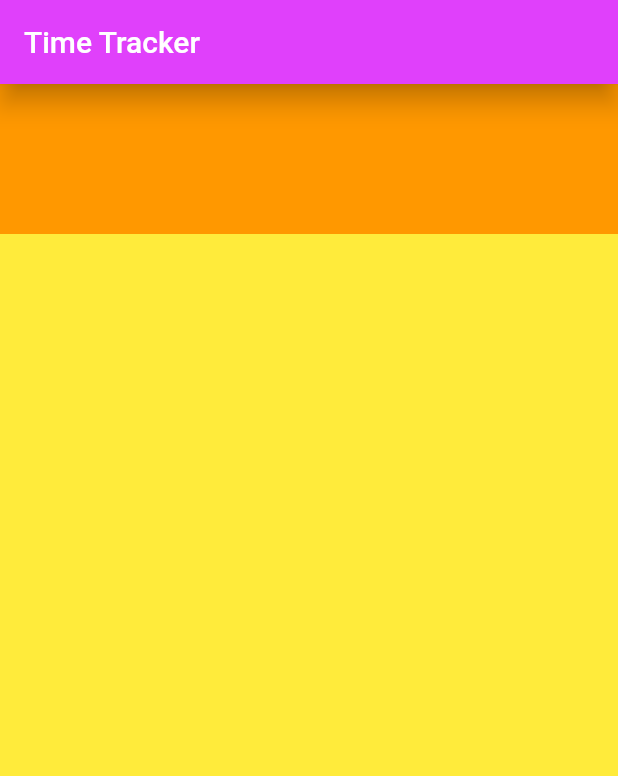
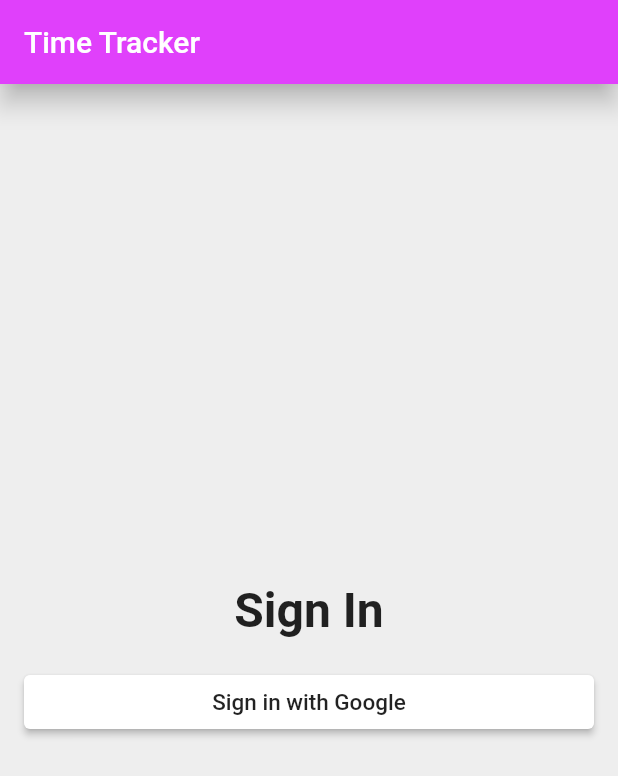
Before and after one commit to Code4Blessings/flutterfire_time_tracker_app, a Flutter app: the screen it shows after launch, on a phone screen of 412 x 824 dp. Shown: the top 776 px of the screen. Run offline on Flutter 3.47's test engine with Material 2 defaults, Android fonts, the phone set to English and light mode, and no system bars; missing offline and left inert: dart:ffi.

Commit message:
Created reusable button widgets

```diff
--- a/lib/app/sign_in/sign_in_page.dart
+++ b/lib/app/sign_in/sign_in_page.dart
@@ -1,4 +1,5 @@
 import 'package:flutter/material.dart';
+import 'package:flutterfire_time_tracker_app/common_widgets/custom_raised_button.dart';
 
 class SignInPage extends StatelessWidget {
   @override
@@ -8,17 +9,41 @@ class SignInPage extends StatelessWidget {
         title: Text('Time Tracker'),
         elevation: 7.0,
       ),
-      body: Container(
-        color: Colors.yellow,
-        child: Column(
-          crossAxisAlignment: CrossAxisAlignment.stretch,
-          children: <Widget>[
-            Container(
-              color: Colors.orange,
-              child: SizedBox(height: 100),
+      body: _buildContent(),
+      backgroundColor: Colors.grey[200],
+    );
+  }
+
+  Widget _buildContent() {
+    return Padding(
+      padding: EdgeInsets.all(16.0),
+      child: Column(
+        mainAxisAlignment: MainAxisAlignment.center,
+        crossAxisAlignment: CrossAxisAlignment.stretch,
+        children: <Widget>[
+          Text(
+            'Sign In',
+            textAlign: TextAlign.center,
+            style: TextStyle(
+              fontSize: 32.0,
+              fontWeight: FontWeight.w600,
             ),
-          ],
-        ),
+          ),
+          SizedBox(height: 8.0),
+          SizedBox(height: 10),
+          CustomRaisedButton(
+            child: Text(
+              'Sign in with Google',
+              style: TextStyle(
+                color: Colors.black87,
+                fontSize: 15.0,
+              ),
+            ),
+            color: Colors.white,
+            borderRadius: 4.0,
+            onPressed: () {},
+          )
+        ],
       ),
     );
   }
--- /dev/null
+++ b/lib/common_widgets/custom_raised_button.dart
@@ -0,0 +1,26 @@
+import 'dart:ffi';
+
+import 'package:flutter/material.dart';
+
+class CustomRaisedButton extends StatelessWidget {
+  final Widget child;
+  final Color color;
+  final double borderRadius;
+  final VoidCallback onPressed;
+
+  const CustomRaisedButton(
+      {this.color, this.borderRadius, this.onPressed, this.child});
+
+  @override
+  Widget build(BuildContext context) {
+    return RaisedButton(
+      child: child,
+      color: color,
+      shape: RoundedRectangleBorder(
+          borderRadius: BorderRadius.all(
+        Radius.circular(borderRadius),
+      )),
+      onPressed: onPressed,
+    );
+  }
+}
```
Also changed, not shown: lib/app/sign_in/sign_in_button.dart (added).
